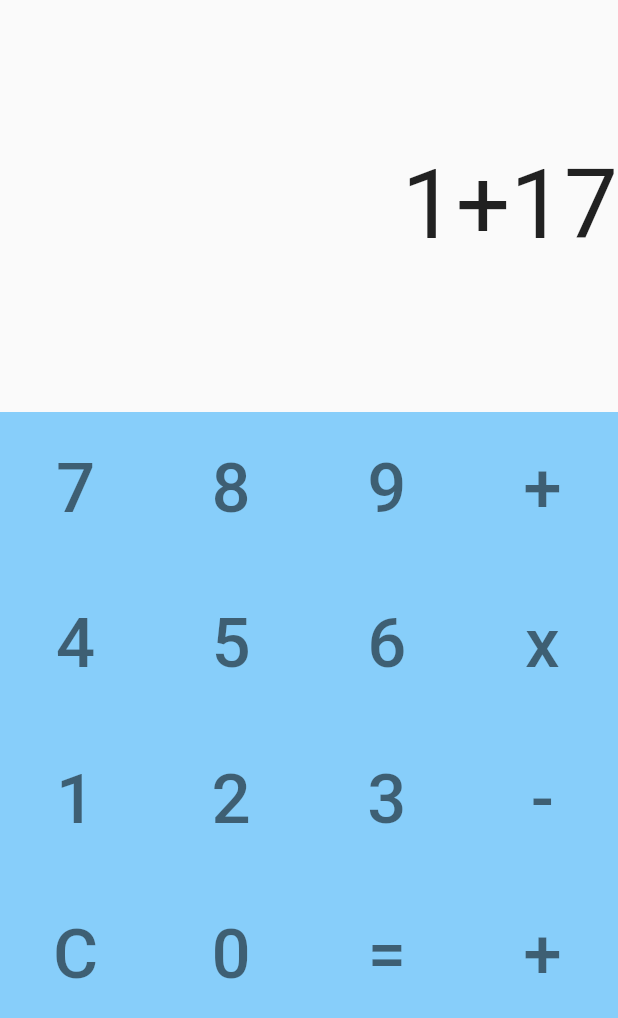
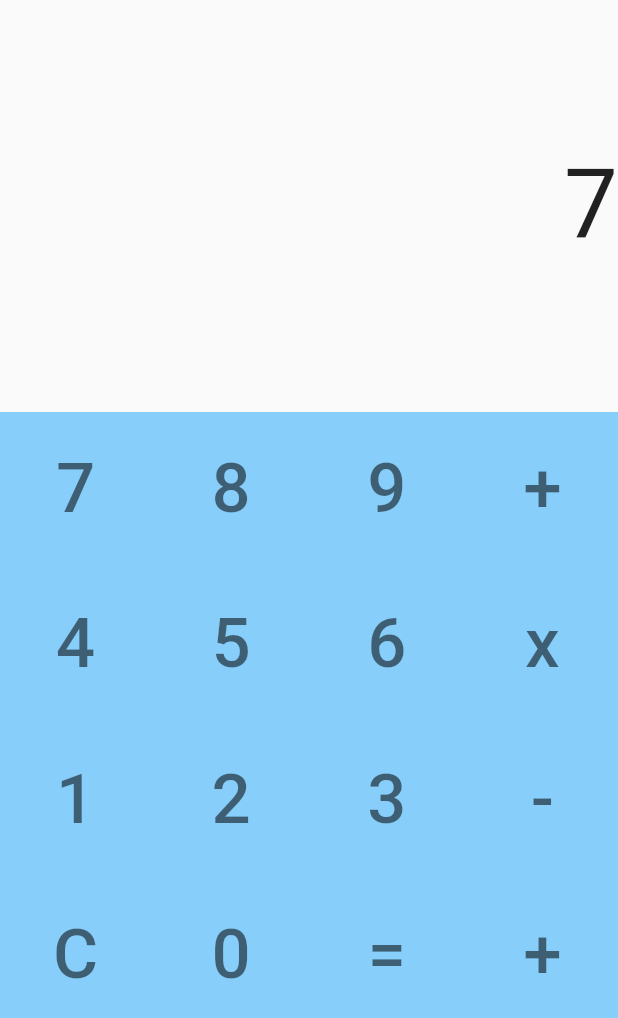
Before and after one commit to RyuNyan-Taro/simple_calculator, a Flutter app: the screen it shows after launch, after a tap on an icon or button, on a phone screen of 412 x 824 dp. Shown: the top 1018 px of the screen. Run offline on Flutter 3.47's test engine with Material 2 defaults, Android fonts, the phone set to English and light mode, and no system bars.

Commit message:
modified initState

```diff
--- a/lib/main.dart
+++ b/lib/main.dart
@@ -28,12 +28,19 @@ class TextField extends StatefulWidget {
 
 
 class _TextFieldState extends State<TextField> {
-  String _expression = '1+1';
+  String _expression = '';
 
   void _UpdateText(String letter) {
     setState(() {
-      if(letter == '=' || letter == 'C')
+      if(letter == 'C')
         _expression = '';
+      else if (letter == '='){
+        _expression='';
+        var ans = Calculator.Execute();
+        controller.sink.add(ans);
+      }else if (letter == 'e'){
+        _expression = 'Error';
+      }
       else
         _expression += letter;
     });
@@ -58,10 +65,11 @@ class _TextFieldState extends State<TextField> {
     //any
   }
 
-  static final controller = StreamController<String>();
+  static final controller = StreamController.broadcast();
   @override
   void initState() {
     controller.stream.listen((event) => _UpdateText(event));
+    controller.stream.listen((event) => Calculator.GetKey(event));
   }
 }
 
```
